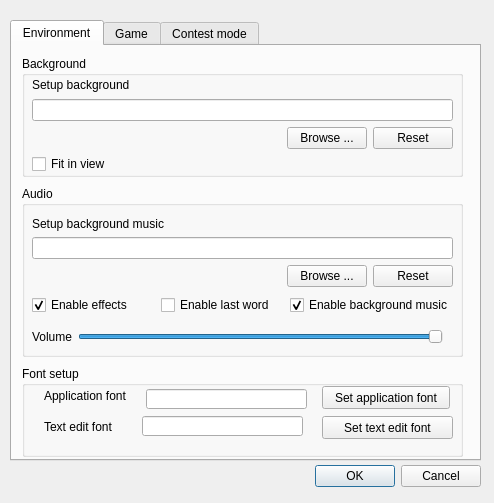
Before: the Qt Designer form src/configdialog.ui in Mogara/QSanguosha, drawn with Qt 5.
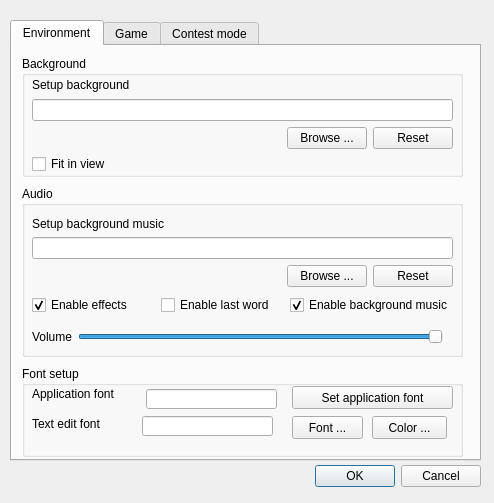
After: the same form once the commit is applied.

Commit message: Add text edit color for config dialog

```diff
--- a/src/configdialog.ui
+++ b/src/configdialog.ui
@@ -286,9 +286,9 @@
      <widget class="QPushButton" name="changeAppFontButton">
       <property name="geometry">
        <rect>
-        <x>300</x>
+        <x>270</x>
         <y>20</y>
-        <width>128</width>
+        <width>161</width>
         <height>23</height>
        </rect>
       </property>
@@ -299,8 +299,8 @@
      <widget class="QLabel" name="appFontLabel">
       <property name="geometry">
        <rect>
-        <x>22</x>
-        <y>22</y>
+        <x>10</x>
+        <y>20</y>
         <width>96</width>
         <height>16</height>
        </rect>
@@ -320,7 +320,7 @@
        <rect>
         <x>124</x>
         <y>23</y>
-        <width>161</width>
+        <width>131</width>
         <height>20</height>
        </rect>
       </property>
@@ -336,7 +336,7 @@
        <rect>
         <x>120</x>
         <y>50</y>
-        <width>161</width>
+        <width>131</width>
         <height>20</height>
        </rect>
       </property>
@@ -347,21 +347,21 @@
      <widget class="QPushButton" name="setTextEditFontButton">
       <property name="geometry">
        <rect>
-        <x>300</x>
+        <x>270</x>
         <y>50</y>
-        <width>131</width>
+        <width>71</width>
         <height>23</height>
        </rect>
       </property>
       <property name="text">
-       <string>Set text edit font</string>
+       <string>Font ...</string>
       </property>
      </widget>
      <widget class="QLabel" name="textEditFontLabel">
       <property name="geometry">
        <rect>
-        <x>22</x>
-        <y>53</y>
+        <x>10</x>
+        <y>50</y>
         <width>91</width>
         <height>16</height>
        </rect>
@@ -373,6 +373,19 @@
        <cstring>textEditFontLineEdit</cstring>
       </property>
      </widget>
+     <widget class="QPushButton" name="setTextEditColorButton">
+      <property name="geometry">
+       <rect>
+        <x>350</x>
+        <y>50</y>
+        <width>75</width>
+        <height>23</height>
+       </rect>
+      </property>
+      <property name="text">
+       <string>Color ...</string>
+      </property>
+     </widget>
     </widget>
    </widget>
    <widget class="QWidget" name="gameTab">
```
The commit also changes 5 other files.
